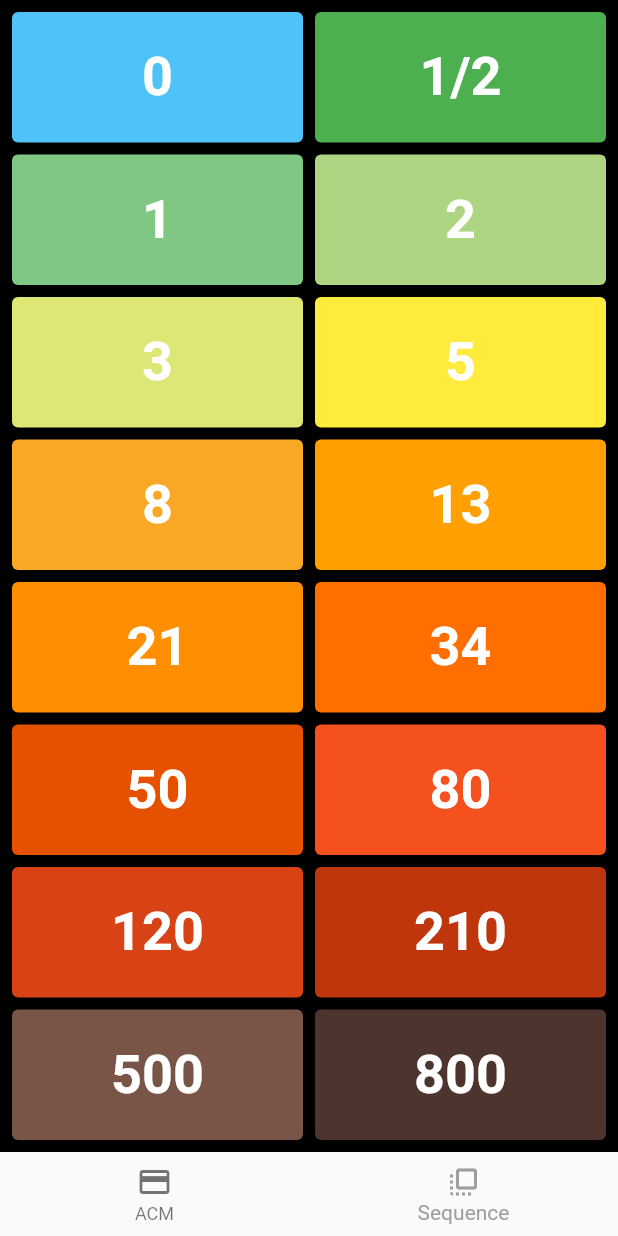
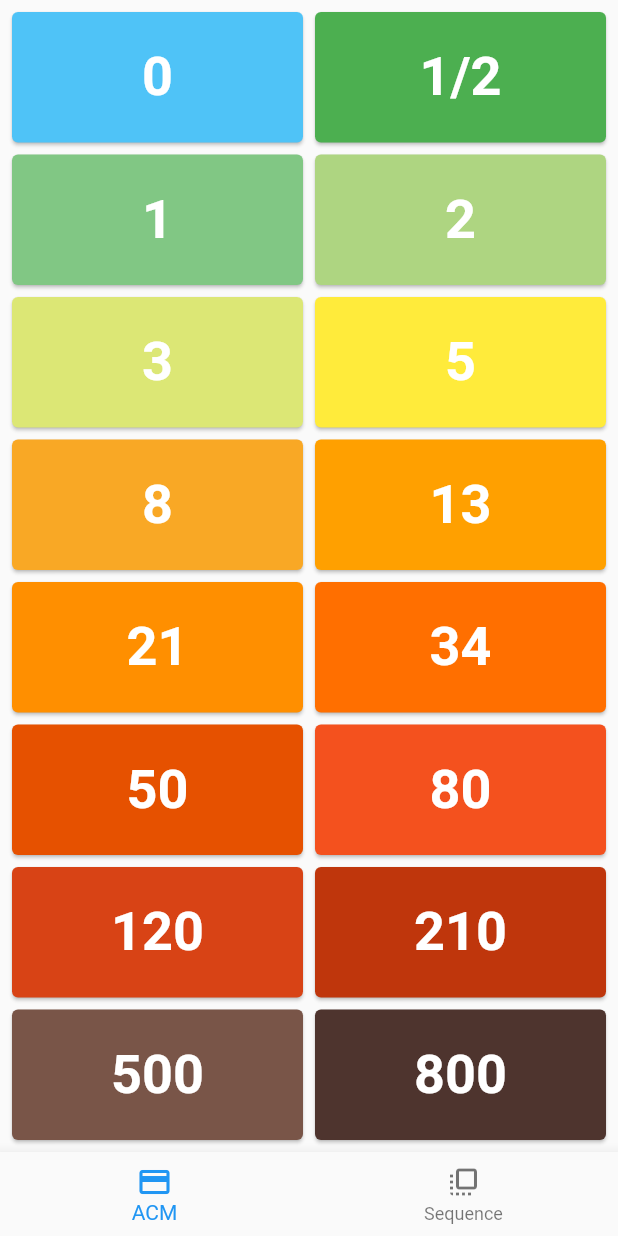
Before and after one commit to emreaktrk/agile_on, a Flutter app: the screen it shows after launch, on a phone screen of 412 x 824 dp. Run offline on Flutter 3.47's test engine with Material 2 defaults, Android fonts, the phone set to English and light mode, and no system bars; missing offline and left inert: screentheme.

Commit message:
Theme changes

```diff
--- a/lib/main.dart
+++ b/lib/main.dart
@@ -1,23 +1,33 @@
 import 'package:agile_on/ui/home/home_screen.dart';
 import 'package:agile_on/ui/list/list_screen.dart';
 import 'package:flutter/material.dart';
+import 'package:flutter/services.dart';
 
-void main() => runApp(new PokerApp());
+void main() {
+  SystemChrome.setSystemUIOverlayStyle(
+    new SystemUiOverlayStyle(
+      statusBarColor: Colors.white, //top bar color
+      statusBarIconBrightness: Brightness.dark, //top bar icons
+      systemNavigationBarColor: Colors.white, //bottom bar color
+      systemNavigationBarIconBrightness: Brightness.dark, //bottom bar icons
+    ),
+  );
+
+  runApp(new PokerApp());
+}
 
 class PokerApp extends StatelessWidget {
   @override
   Widget build(BuildContext context) {
     return new MaterialApp(
         title: 'Flutter Demo',
-        theme: new ThemeData(
-          primaryColor: Colors.black,
-          primarySwatch: Colors.grey,
-        ),
-        home: new HomeScreen(
-          tabs: <Widget>[
-            new ListScreen(),
-            new ListScreen(),
-          ],
+        home: SafeArea(
+          child: new HomeScreen(
+            tabs: <Widget>[
+              new ListScreen(),
+              new ListScreen(),
+            ],
+          ),
         ));
   }
 }
--- a/lib/ui/home/home_screen.dart
+++ b/lib/ui/home/home_screen.dart
@@ -11,7 +11,7 @@ class HomeScreen extends StatefulWidget {
 }
 
 class _HomeScreenState extends State<HomeScreen> {
-  int _index = 1;
+  int _index = 0;
 
   @override
   Widget build(BuildContext context) {
@@ -20,7 +20,7 @@ class _HomeScreenState extends State<HomeScreen> {
         bottomNavigationBar: new BottomNavigationBar(
           currentIndex: _index,
           onTap: (index) => setState(() {
-                index = _index;
+                _index = index;
                 if (widget.onTabChange != null) {
                   widget.onTabChange(_index);
                 }
--- a/lib/ui/list/list_screen.dart
+++ b/lib/ui/list/list_screen.dart
@@ -18,9 +18,7 @@ class ListScreen extends StatefulWidget {
 class ListState extends State<ListScreen> {
   @override
   Widget build(BuildContext context) {
-    return Scaffold(
-      backgroundColor: Colors.black,
-      body: SafeArea(
+    return new Container(
       child: new Padding(
         padding: const EdgeInsets.all(4.0),
         child: Flex(
@@ -34,18 +32,13 @@ class ListState extends State<ListScreen> {
                   return Flexible(
                     fit: FlexFit.tight,
                     child: PokerCard.given(getCard(row, column), () {
-                        Navigator.push(
-                            context,
-                            new MaterialPageRoute(
-                                builder: (context) =>
-                                    new DetailScreen(getCard(row, column))));
+                      Navigator.push(context, new MaterialPageRoute(builder: (context) => new DetailScreen(getCard(row, column))));
                     }),
                   );
                 }),
               ),
             );
           }),
-          ),
         ),
       ),
     );
```
Lines whose indentation alone changed are shown as unchanged.
